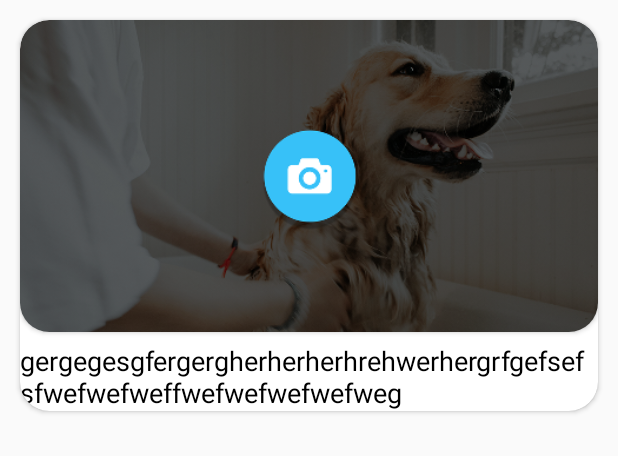
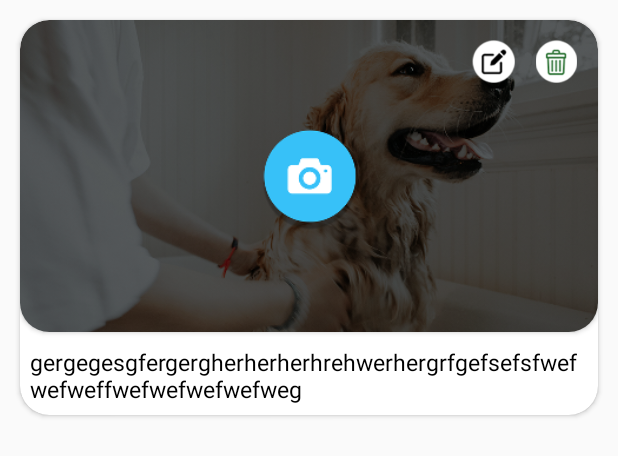
Before and after one commit to pardeep-123/Fluffies, an Android app: the layout add_record_layout.xml on its own in the app's theme, with its tools: preview values and no code run, on a phone screen of 412 x 824 dp. Shown: the top 456 px of the screen. Run offline under Robolectric (Android 15) with nearby library versions, the phone set to English and light mode, and no system bars.

Commit message:
remove add

```diff
--- a/app/src/main/res/layout/add_record_layout.xml
+++ b/app/src/main/res/layout/add_record_layout.xml
@@ -2,7 +2,7 @@
 <RelativeLayout xmlns:android="http://schemas.android.com/apk/res/android"
     xmlns:app="http://schemas.android.com/apk/res-auto"
     android:layout_width="match_parent"
-    android:layout_height="match_parent">
+    android:layout_height="wrap_content">
 
     <androidx.cardview.widget.CardView
         android:layout_width="match_parent"
@@ -20,24 +20,54 @@
                 android:layout_height="wrap_content"
                 app:cardCornerRadius="@dimen/_15sdp">
 
-                <ImageView
-                    android:id="@+id/iv_record"
+                <RelativeLayout
                     android:layout_width="match_parent"
-                    android:layout_height="@dimen/_160sdp"
-                    android:scaleType="centerCrop"
-                    android:src="@drawable/img" />
+                    android:layout_height="wrap_content">
+
+
+                    <ImageView
+                        android:id="@+id/iv_record"
+                        android:layout_width="match_parent"
+                        android:layout_height="@dimen/_160sdp"
+                        android:scaleType="centerCrop"
+                        android:src="@drawable/img" />
+
+                    <LinearLayout
+                        android:layout_width="wrap_content"
+                        android:layout_height="wrap_content"
+                        android:layout_alignParentEnd="true"
+                        android:layout_margin="@dimen/_10sdp"
+                        android:orientation="horizontal">
+
+                        <ImageView
+                            android:id="@+id/iv_edit"
+                            android:layout_width="@dimen/_22sdp"
+                            android:layout_height="@dimen/_22sdp"
+                            android:src="@drawable/edit" />
+
+                        <ImageView
+                            android:id="@+id/iv_delete"
+                            android:layout_width="@dimen/_22sdp"
+                            android:layout_height="@dimen/_22sdp"
+                            android:layout_marginLeft="@dimen/_10sdp"
+                            android:src="@drawable/delet" />
+
+                    </LinearLayout>
+
+                </RelativeLayout>
+
             </androidx.cardview.widget.CardView>
 
             <TextView
                 android:id="@+id/tv_record"
-                android:layout_width="match_parent"
+                android:layout_width="wrap_content"
                 android:layout_height="wrap_content"
-                android:layout_marginTop="@dimen/_5sdp"
+                android:layout_marginTop="@dimen/_2sdp"
+                android:padding="@dimen/_5sdp"
                 android:text="gergegesgfergergherherherhrehwerhergrfgefsefsfwefwefweffwefwefwefwefweg"
                 android:textColor="@color/black"
-                android:textSize="@dimen/_14sdp" />
+                android:textSize="@dimen/_12sdp" />
         </LinearLayout>
-
 
     </androidx.cardview.widget.CardView>
 </RelativeLayout>
```
Also changed, not shown: app/src/main/java/com/puppypedia/common_adapters/AddRecordAdapter.kt (+15 -2 lines), app/src/main/java/com/puppypedia/ui/fragments/home/HomeFragment.kt (+7 -0 lines), app/src/main/java/com/puppypedia/ui/main/ui/category_detail/CategoryDetailActivity.kt (+31 -7 lines), app/src/main/res/layout/activity_category_detail.xml (+4 -4 lines), app/src/main/res/drawable/delet.png (added), app/src/main/res/drawable/edit.png (added).
